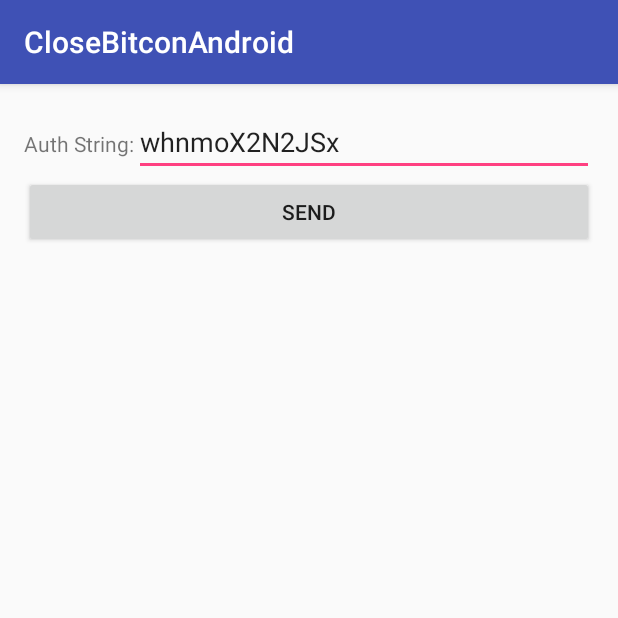
After one commit to MelEnt/CloseBitcon, an Android app: the BeaconFormActivity screen opened directly, with no data from a screen before it, on a phone screen of 412 x 824 dp, the top half of it. The commit adds this screen. Run offline under Robolectric (Android 15) with nearby library versions, the phone set to English and light mode, and no system bars.

Commit message:
Added everything up to generating valid auth request tokens

```diff
--- a/app/build.gradle
+++ b/app/build.gradle
@@ -28,4 +28,5 @@ dependencies {
     compile 'com.android.support:appcompat-v7:23.3.0'
     compile 'com.android.support:recyclerview-v7:23.3.0'
     compile 'org.apache.commons:commons-lang3:3.4'
+    compile 'org.jsoup:jsoup:1.9.1'
 }
--- /dev/null
+++ b/app/src/main/res/layout/activity_beacon_form.xml
@@ -0,0 +1,39 @@
+<?xml version="1.0" encoding="utf-8"?>
+<RelativeLayout xmlns:android="http://schemas.android.com/apk/res/android"
+    xmlns:tools="http://schemas.android.com/tools"
+    android:layout_width="match_parent"
+    android:layout_height="match_parent"
+    android:paddingBottom="@dimen/activity_vertical_margin"
+    android:paddingLeft="@dimen/activity_horizontal_margin"
+    android:paddingRight="@dimen/activity_horizontal_margin"
+    android:paddingTop="@dimen/activity_vertical_margin"
+    tools:context="se.melent.closebitconandroid.BeaconFormActivity">
+<LinearLayout
+    android:id="@+id/form_layout"
+    android:layout_width="match_parent"
+    android:layout_height="wrap_content">
+    <TextView
+        android:layout_width="wrap_content"
+        android:layout_height="wrap_content"
+        android:text="@string/enter_auth_below"/>
+    <EditText
+        android:id="@+id/auth_code"
+        android:layout_width="match_parent"
+        android:layout_height="wrap_content"
+        android:hint="@string/first_input"
+        android:text="whnmoX2N2JSx"
+        android:maxLength="12" />
+    </LinearLayout>
+<LinearLayout
+    android:layout_width="match_parent"
+    android:layout_height="match_parent"
+    android:layout_below="@id/form_layout">
+    <Button
+        android:layout_width="match_parent"
+        android:layout_height="48dp"
+        android:text="Send"
+        android:onClick="submit"/>
+
+    </LinearLayout>
+
+</RelativeLayout>
--- a/app/src/main/res/values/strings.xml
+++ b/app/src/main/res/values/strings.xml
@@ -3,4 +3,6 @@
     <string name="ble_not_supported">Bluetooth LE not supported!</string>
     <string name="welcome_text">Welcome you have BT enabled</string>
     <string name="button_text">Start Scan</string>
+    <string name="first_input">First Input</string>
+    <string name="enter_auth_below">Auth String:</string>
 </resources>
```
Also changed, not shown: app/src/main/AndroidManifest.xml (+9 -5 lines), app/src/main/java/se/melent/closebitconandroid/BeaconFormActivity.java (added, +169 -0 lines), app/src/main/java/se/melent/closebitconandroid/BluetoothConnectionInfo.java (+51 -1 lines), app/src/main/java/se/melent/closebitconandroid/DeviceListAdapter.java (+5 -5 lines), app/src/main/java/se/melent/closebitconandroid/MainActivity.java (+49 -9 lines), app/src/main/java/se/melent/closebitconandroid/ScannerActivity.java (deleted, +0 -67 lines), app/src/main/res/layout/activity_main.xml (+13 -6 lines), app/src/main/res/layout/device_row.xml (+5 -6 lines).
